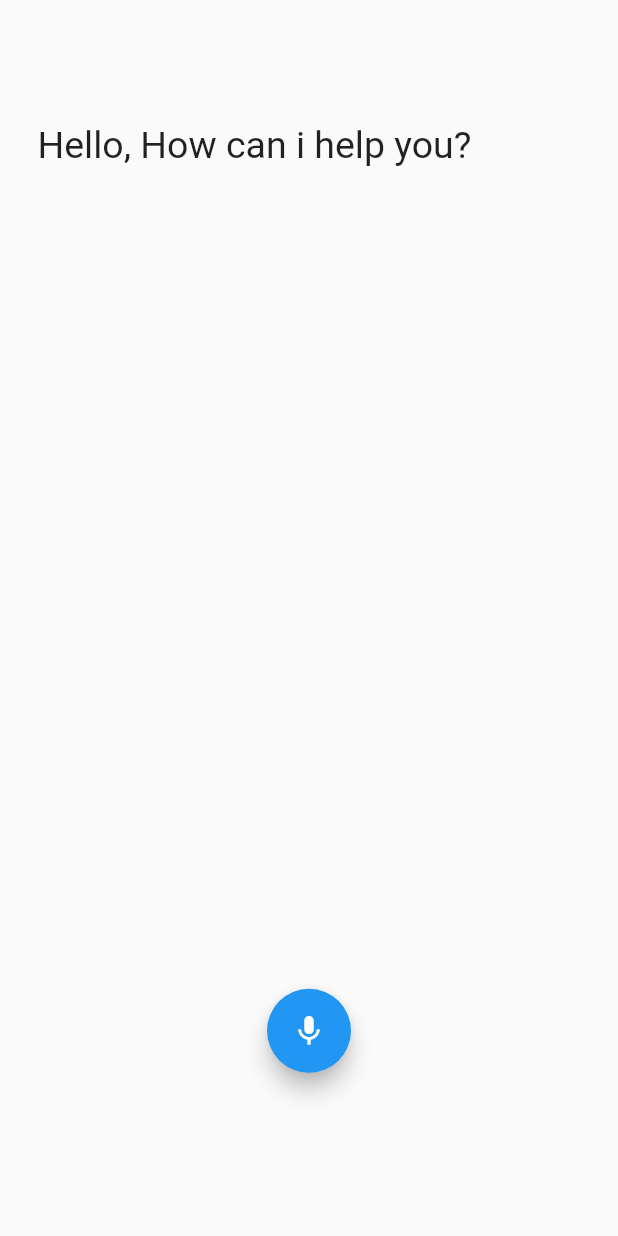
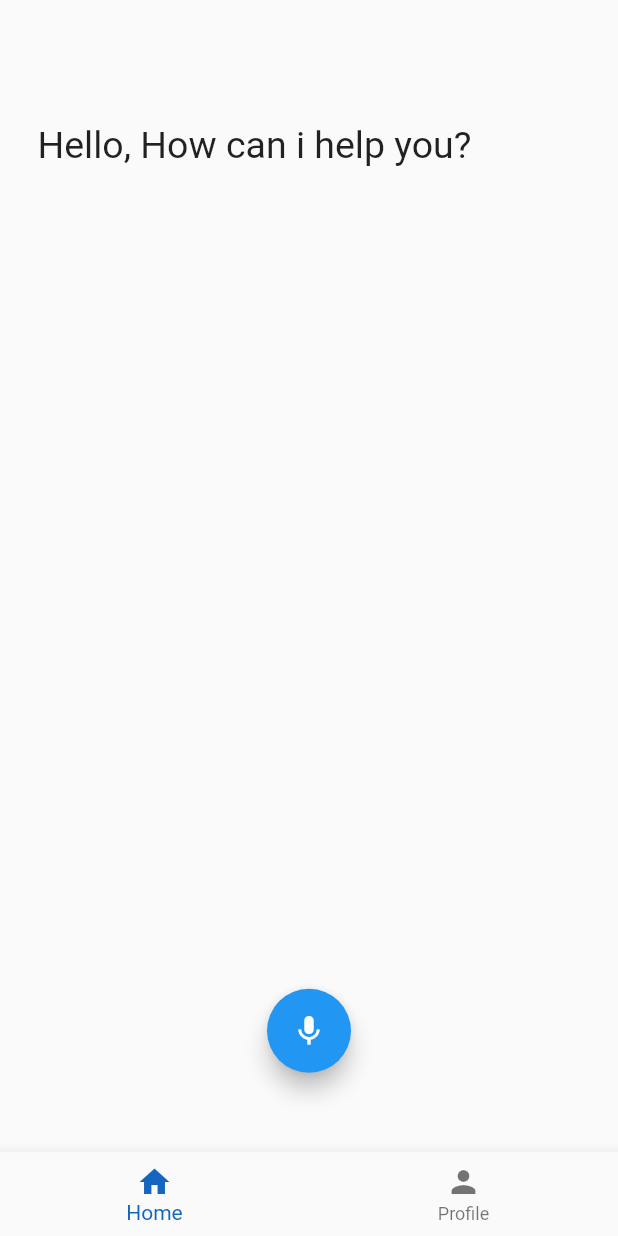
Before and after one commit to ItayS14/Voice-Assistant, a Flutter app: the screen it shows after launch, on a phone screen of 412 x 824 dp. Run offline on Flutter 3.47's test engine with Material 2 defaults, Android fonts, the phone set to English and light mode, and no system bars; our stand-ins replace circular_check_box, rflutter_alert, speech_to_text; missing offline and left inert: requests.

Commit message:
Built profile graphics
Also created network util helper file

```diff
--- a/client/lib/app_template.dart
+++ b/client/lib/app_template.dart
@@ -7,15 +7,13 @@ class AppTemplate extends StatelessWidget {
 
   @override
   Widget build(BuildContext context) {
-    return Scaffold(
-      body: SingleChildScrollView(
+    return SingleChildScrollView(
           child: Container(
             margin: EdgeInsets.only(left: 25, right: 25),
             child: Column(
               children: widgets
             )
           )
-      )
-    );
+      );
   }
 }
--- a/client/lib/main.dart
+++ b/client/lib/main.dart
@@ -2,15 +2,49 @@ import 'package:flutter/material.dart';
 import 'package:client/screens/login.dart';
 import 'package:client/screens/register.dart';
 import 'package:client/screens/speech.dart';
+import 'package:client/screens/profile.dart';
 
 void main() => runApp(MyApp());
 
-class MyApp extends StatelessWidget{
+class MyApp extends StatefulWidget{
+  @override
+  State<StatefulWidget> createState() {
+    return MyAppState();
+  }
+}
+class MyAppState extends State<MyApp>{
+  int _selectedIndex = 0;
+  final _pageOptions = <Widget>[
+    SpeechRecognitionScreen(),
+    ProfilePage()
+  ];
+
     @override
-    Widget build(BuildContext context){
+    Widget build(BuildContext context ){
       return MaterialApp(
         theme: ThemeData(primaryColor: Colors.black),
-        home: SpeechRecognitionScreen(),
+        home: Scaffold(
+          body: _pageOptions[_selectedIndex],
+          bottomNavigationBar:  BottomNavigationBar(
+          items: const <BottomNavigationBarItem>[
+              BottomNavigationBarItem(
+                icon: Icon(Icons.home),
+                title: Text("Home")
+              ),
+              BottomNavigationBarItem(
+                icon: Icon(Icons.person),
+                title: Text("Profile")
+              )
+            ],
+            selectedItemColor: Colors.blue[800],
+            currentIndex: _selectedIndex,
+            onTap: (int index) {
+              setState(() {
+                _selectedIndex = index;
+              });
+            },
+          )
+        ),
         routes: {
           '/login' : (_) => LoginPage(),
           '/register': (_) => RegisterPage(),
--- a/client/lib/screens/speech.dart
+++ b/client/lib/screens/speech.dart
@@ -2,7 +2,6 @@ import 'package:flutter/material.dart';
 import 'package:client/app_template.dart';
 import 'package:speech_to_text/speech_recognition_result.dart';
 import 'package:speech_to_text/speech_to_text.dart';
-import 'package:requests/requests.dart';
 
 class SpeechRecognitionScreen extends StatefulWidget {
   SpeechRecognitionScreen({Key key}) : super(key: key);
```
Also changed, not shown: client/lib/custom_widgets/profile_text_box.dart (added, +30 -0 lines), client/lib/screens/login.dart (+4 -11 lines), client/lib/screens/profile.dart (added, +32 -0 lines), client/lib/screens/register.dart (+4 -10 lines), client/lib/utils/network.dart (added, +32 -0 lines).
